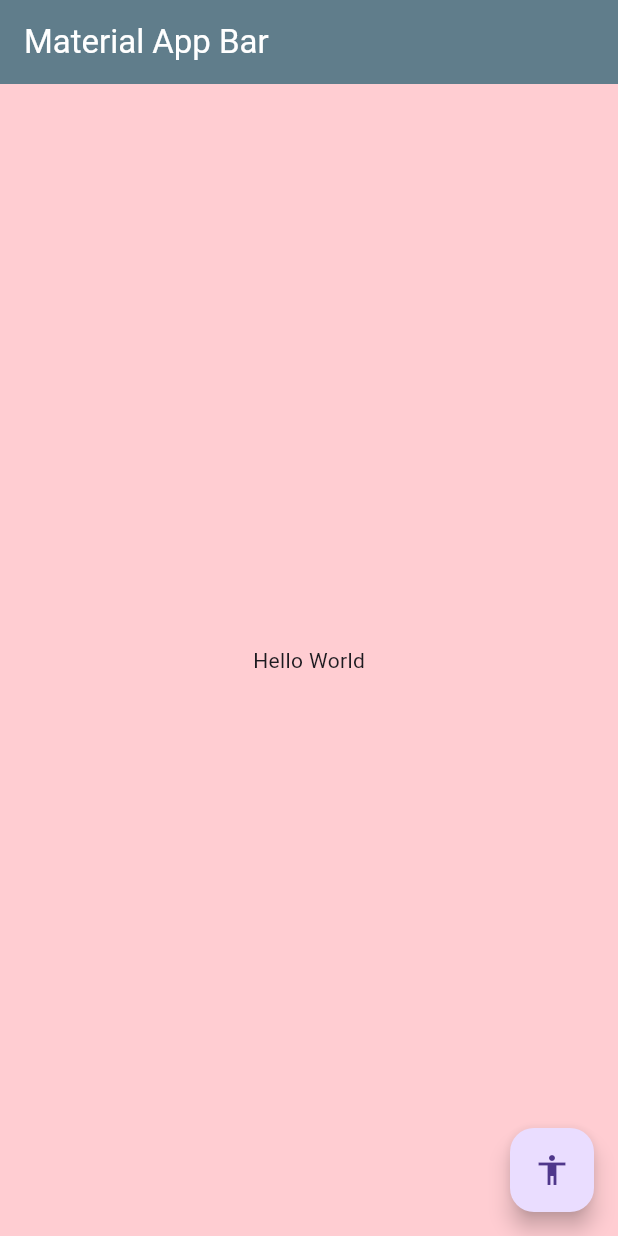
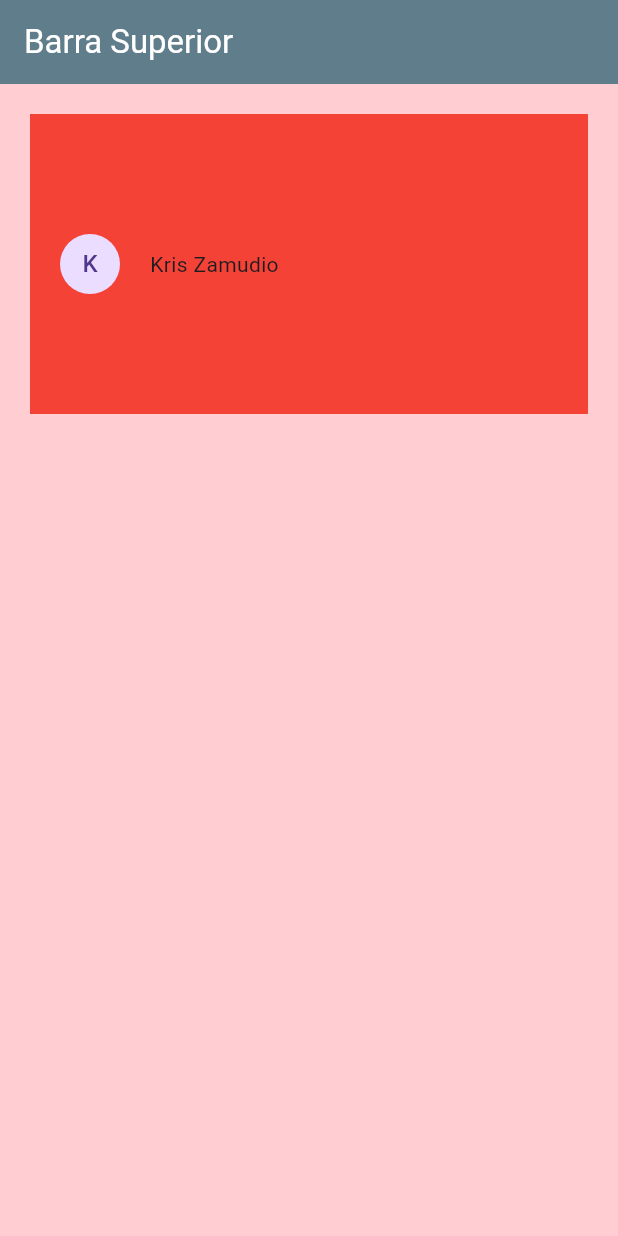
Before and after one commit to krizamudio/flutterApp_9C, a Flutter app: the screen it shows after launch, on a phone screen of 412 x 824 dp. Run offline on Flutter 3.47's test engine with Material 3 defaults, Android fonts, the phone set to English and light mode, and no system bars.

Commit message:
Segunda Actualización

```diff
--- a/lib/main.dart
+++ b/lib/main.dart
@@ -1,5 +1,6 @@
 import 'package:flutter/material.dart';
-import 'package:flutter/widgets.dart';
+import 'package:flutter_application_2/pantallas/PantallaPrincipal.dart';
+//import 'package:flutter/widgets.dart';
 
 void main() => runApp(const MyApp());
 
@@ -8,24 +9,10 @@ class MyApp extends StatelessWidget {
 
   @override
   Widget build(BuildContext context) {
-    return MaterialApp(
+    return const MaterialApp(
       debugShowCheckedModeBanner: false, //quita la etiqueta roja de debug
       title: 'Material App',
-      home: Scaffold(
-        appBar: AppBar(
-          backgroundColor: Colors.blueGrey,
-          title: const Text('Material App Bar', style: TextStyle(color: Colors.white)),
-
-        ),
-        body: const Center(
-          child: Text('Hello World'),
-        ),
-        backgroundColor: Colors.red[100], //color de fondo de la app
-        floatingActionButton: FloatingActionButton(
-          onPressed: (){}, //acciones que hara el botón
-          child: Icon(Icons.accessibility_sharp) //icono que aparece en el botón (+)
-          ),
-      ),
+      home: PantallaPrincipal(),
     );
   }
 }
--- /dev/null
+++ b/lib/pantallas/PantallaPrincipal.dart
@@ -0,0 +1,39 @@
+import 'package:flutter/material.dart';
+
+class PantallaPrincipal extends StatelessWidget {
+  const PantallaPrincipal({
+    super.key,
+  });
+
+  @override
+  Widget build(BuildContext context) {
+    return Scaffold(
+      appBar: AppBar(
+        backgroundColor: Colors.blueGrey,
+        title: const Text('Barra Superior', style: TextStyle(color: Colors.white)),
+      ),
+      body: Container(
+        decoration: const BoxDecoration(color: Colors.red ),
+        height: 200,
+        width: double.infinity,
+        margin: const EdgeInsets.all(20),
+        padding: const EdgeInsets.all(20),
+        //child: const Text('Que onda Mundo!'),
+        child: Container(
+          child: const Row(children: [
+            CircleAvatar(
+              child: Text("K")
+            ),
+            SizedBox(width: 20,),
+            Text("Kris Zamudio")
+          ],)
+        )
+      ),
+      backgroundColor: Colors.red[100], //color de fondo de la app
+      //floatingActionButton: FloatingActionButton(
+        //onPressed: (){}, //acciones que hara el botón
+        //child: Icon(Icons.add_comment_sharp) //icono que aparece en el botón (+)
+        //),
+    );
+  }
+}
```
